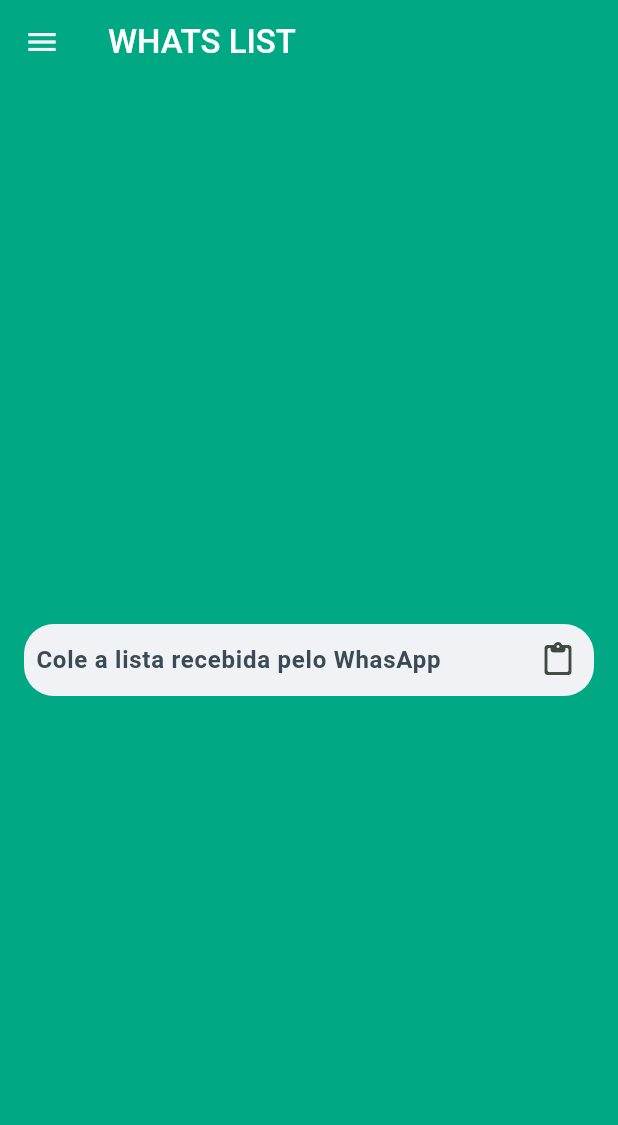
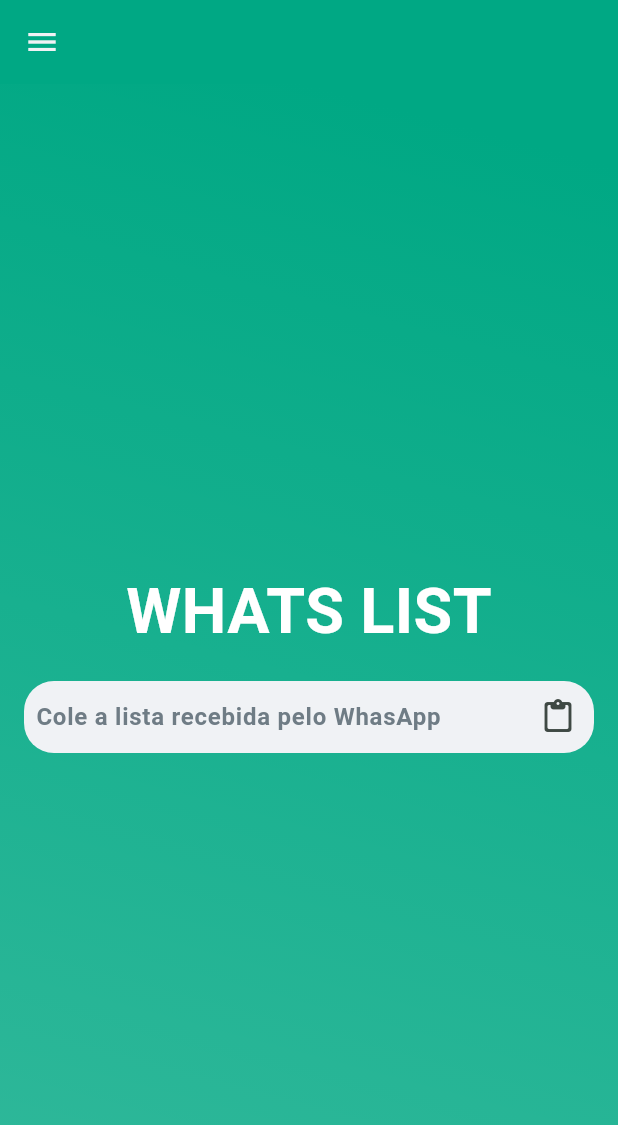
Before and after one commit to AllanGd/whats_list, a Flutter app: the screen it shows after launch, on a phone screen of 412 x 824 dp. Shown: the top 1125 px of the screen. Run offline on Flutter 3.47's test engine with Material 3 defaults, Android fonts, the light colour scheme and no system bars.

Commit message:
Ajustes na tela inicial

```diff
--- a/lib/main.dart
+++ b/lib/main.dart
@@ -1,6 +1,5 @@
 import 'package:flutter/material.dart';
 import 'package:whats_list/utils/system_colors.dart';
-import 'package:whats_list/view/home_page.dart';
 import 'package:whats_list/view/home_page2.dart';
 
 void main() {
--- a/lib/utils/system_colors.dart
+++ b/lib/utils/system_colors.dart
@@ -4,4 +4,5 @@
   static const Color primary = Color(0xff00a884);
   static const Color secondary = Color(0xfff0f2f5);
   static const Color textPrimary = Color(0xff3b4a54);
+  static const Color textSecondary = Color(0xFF6F7C85);
 }
--- a/lib/view/home_page.dart
+++ b/lib/view/home_page.dart
@@ -8,7 +8,7 @@
   @override
   Widget build(BuildContext context) {
     return Scaffold(
-      appBar: const MyAppBar(),
+      appBar: const MyAppBar(title: "WHATS LIST"),
       body: Column(children: [
         Container(
           color: SystemColors.secondary,
--- a/lib/view/home_page2.dart
+++ b/lib/view/home_page2.dart
@@ -8,14 +8,34 @@
   @override
   Widget build(BuildContext context) {
     return Scaffold(
-      appBar: const MyAppBar(),
+      appBar: const MyAppBar(title: ""),
       drawer: const Drawer(child: Text("deu certo")),
-      backgroundColor: SystemColors.primary,
-      body: Padding(
+      // backgroundColor: SystemColors.primary,
+      body: Container(
+        decoration: BoxDecoration(
+            gradient: LinearGradient(
+                begin: Alignment.topCenter,
+                end: Alignment.bottomLeft,
+                colors: [
+              SystemColors.primary,
+              SystemColors.primary.withOpacity(0.8),
+            ])),
+        child: Padding(
           padding: const EdgeInsets.all(16.0),
           child: Column(
             mainAxisAlignment: MainAxisAlignment.center,
             children: [
+              const Text(
+                "WHATS LIST",
+                style: TextStyle(
+                  color: Colors.white,
+                  fontWeight: FontWeight.bold,
+                  fontSize: 42,
+                ),
+              ),
+              const SizedBox(
+                height: 16,
+              ),
               Container(
                 decoration: BoxDecoration(
                     color: SystemColors.secondary,
@@ -26,7 +46,7 @@
                     decoration: InputDecoration(
                         hintText: "Cole a lista recebida pelo WhasApp",
                         hintStyle: TextStyle(
-                          color: SystemColors.textPrimary,
+                            color: SystemColors.textSecondary,
                             fontWeight: FontWeight.bold),
                         border: InputBorder.none,
                         contentPadding: EdgeInsets.only(left: 8)),
@@ -52,6 +72,7 @@
             ],
           ),
         ),
+      ),
     );
   }
 }
--- a/lib/widgets/my_appbar.dart
+++ b/lib/widgets/my_appbar.dart
@@ -2,15 +2,18 @@
 import 'package:whats_list/utils/system_colors.dart';
 
 class MyAppBar extends StatelessWidget implements PreferredSizeWidget {
+  final String title;
   const MyAppBar({
     super.key,
+    required this.title,
   });
 
   @override
   Widget build(BuildContext context) {
     return AppBar(
-      title: const Text("WHATS LIST",
-          style: TextStyle(color: Colors.white, fontWeight: FontWeight.w500)),
+      title: Text(title,
+          style: const TextStyle(
+              color: Colors.white, fontWeight: FontWeight.w500)),
       backgroundColor: SystemColors.primary,
       leading: Builder(
         builder: (context) {
```
Lines whose indentation alone changed are shown as unchanged.
